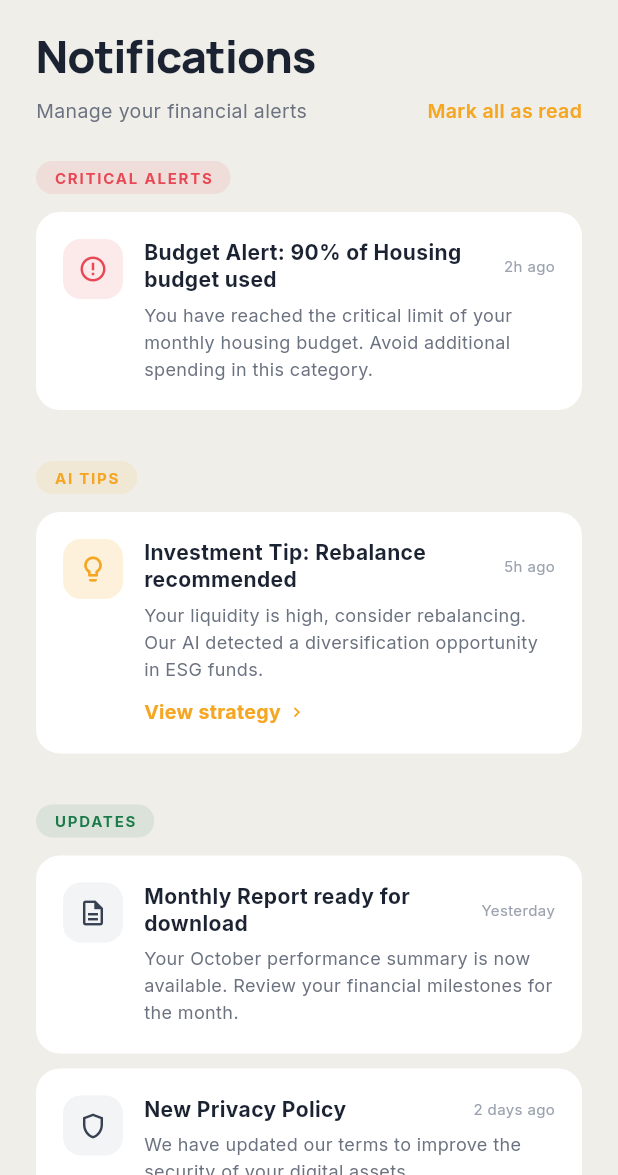
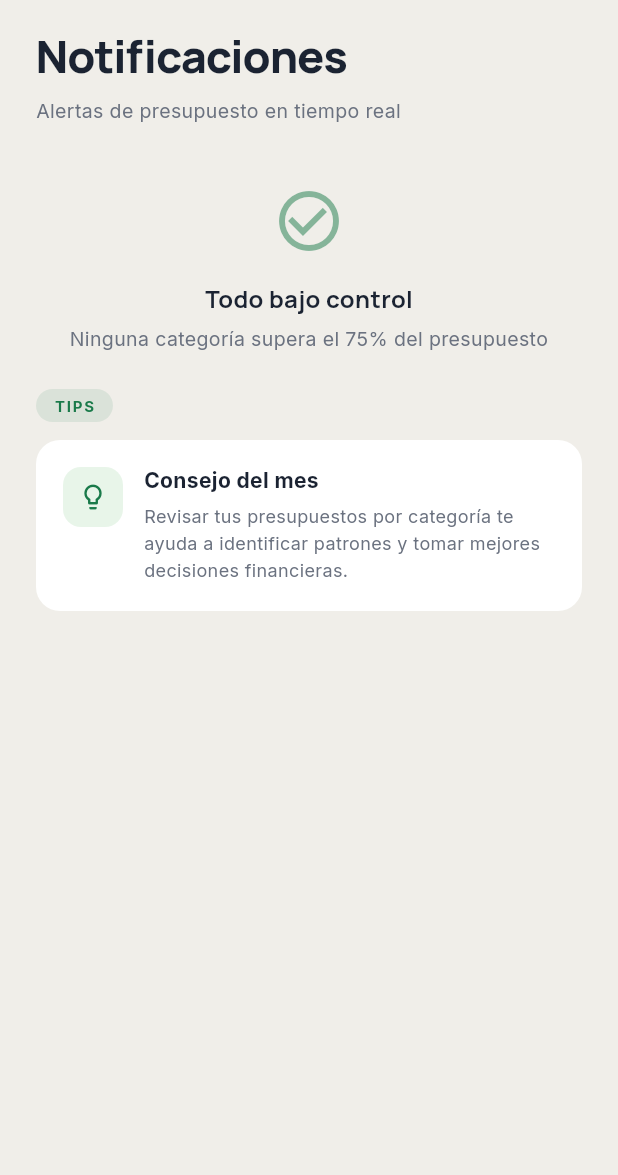
Before and after one commit to luigrocha/farol, a Flutter app: the screen it shows once a user with an empty profile is signed in, after a tap on the "chevron right" icon, after a tap on the "notifications" icon, on a phone screen of 412 x 824 dp, the part 61-1236 px from its top. Run offline on Flutter 3.47's test engine with Material 3 defaults, Android fonts, the phone set to English and light mode, and no system bars; our stand-ins replace csv, drift, fl_chart, flutter_riverpod, google_fonts, google_sign_in and 4 more; missing offline and left inert: dart:html; accounts and stored records are empty; generated files the repository leaves out were written again.

Commit message:
feat: implement budget alert system with dashboard banner and notification grouping

```diff
--- /dev/null
+++ b/lib/core/models/budget_alert.dart
@@ -0,0 +1,37 @@
+import 'enums.dart';
+
+enum AlertLevel { warning, critical, exceeded }
+
+class BudgetAlert {
+  final String category;
+  final double spent;
+  final double limit;
+  final double percentage;
+  final AlertLevel level;
+
+  const BudgetAlert({
+    required this.category,
+    required this.spent,
+    required this.limit,
+    required this.percentage,
+    required this.level,
+  });
+
+  String get emoji {
+    try {
+      return ExpenseCategory.fromDb(category).emoji;
+    } catch (_) {
+      return '📊';
+    }
+  }
+
+  String get categoryLabel {
+    try {
+      return ExpenseCategory.fromDb(category).label;
+    } catch (_) {
+      return category;
+    }
+  }
+
+  String get percentageLabel => '${(percentage * 100).toStringAsFixed(0)}%';
+}
--- a/lib/core/providers/providers.dart
+++ b/lib/core/providers/providers.dart
@@ -19,6 +19,7 @@ import '../repositories/user_preferences_repository.dart';
 import '../repositories/health_repository.dart';
 import '../services/export_service.dart';
 import '../models/health_snapshot.dart';
+import '../models/budget_alert.dart';
 import '../services/financial_calculator_service.dart';
 import '../../features/budget/data/budget_settings_repository.dart';
 import '../../features/budget/domain/budget_settings.dart';
@@ -541,3 +542,35 @@ final analyticsIncomesProvider =
   final start = DateTime(now.year, now.month - months + 1, 1);
   return repo.getByRange(start.month, start.year, now.month, now.year);
 });
+
+// ═══════════════════════════════════════════
+// BUDGET ALERTS PROVIDER
+// ═══════════════════════════════════════════
+
+/// Derives active budget alerts from goals vs current month cash spending.
+/// Thresholds: warning ≥75%, critical ≥90%, exceeded ≥100%.
+final budgetAlertsProvider = Provider.autoDispose<List<BudgetAlert>>((ref) {
+  final goalsMap = ref.watch(budgetGoalsMapProvider);
+  final byCategory = ref.watch(cashExpensesByCategoryProvider);
+
+  final alerts = <BudgetAlert>[];
+  for (final goal in goalsMap.values) {
+    if (goal.targetAmount <= 0) continue;
+    final spent = byCategory[goal.category] ?? 0;
+    final pct = spent / goal.targetAmount;
+    if (pct < 0.75) continue;
+    alerts.add(BudgetAlert(
+      category: goal.category,
+      spent: spent,
+      limit: goal.targetAmount,
+      percentage: pct,
+      level: pct >= 1.0
+          ? AlertLevel.exceeded
+          : pct >= 0.90
+              ? AlertLevel.critical
+              : AlertLevel.warning,
+    ));
+  }
+  alerts.sort((a, b) => b.percentage.compareTo(a.percentage));
+  return alerts;
+});
--- a/lib/features/dashboard/dashboard_screen.dart
+++ b/lib/features/dashboard/dashboard_screen.dart
@@ -11,6 +11,7 @@ import '../transactions/quick_add_bottom_sheet.dart';
 import '../../core/i18n/app_localizations.dart';
 import 'package:google_fonts/google_fonts.dart';
 import '../../core/widgets/health_gauge.dart';
+import '../../core/models/budget_alert.dart';
 
 class DashboardScreen extends ConsumerWidget {
   const DashboardScreen({super.key});
@@ -49,12 +50,25 @@ class DashboardScreen extends ConsumerWidget {
                   onPressed: () => ref.read(privacyModeProvider.notifier).toggle(),
                 );
               }),
-              IconButton(icon: const Icon(Icons.notifications_outlined, size: 20), onPressed: () => Navigator.pushNamed(context, '/notifications')),
+              Consumer(builder: (_, ref, __) {
+                final alerts = ref.watch(budgetAlertsProvider);
+                final critical = alerts.where((a) => a.level != AlertLevel.warning).length;
+                return Badge(
+                  isLabelVisible: critical > 0,
+                  label: Text('$critical'),
+                  backgroundColor: AppTheme.errorColor,
+                  child: IconButton(
+                    icon: const Icon(Icons.notifications_outlined, size: 20),
+                    onPressed: () => Navigator.pushNamed(context, '/notifications'),
+                  ),
+                );
+              }),
               const SizedBox(width: 16),
             ],
           ),
           SliverPadding(padding: const EdgeInsets.symmetric(horizontal: 16),
             sliver: SliverList(delegate: SliverChildListDelegate([
+              const _AlertBanner(),
               const _NetWorthHero(),
               const SizedBox(height: 12),
               const _HealthGaugeCard(),
@@ -270,15 +284,27 @@ class _ExpenseBreakdown extends ConsumerWidget {
       const SizedBox(height: 14),
       ...sorted.map((e) {
         final cat=e.key; final actual=e.value; final goal=goals[cat]; final target=goal?.targetAmount??(net*0.1);
-        final pct=math.min(actual/target, 1.0); final over=actual>target;
+        final ratio = actual / target;
+        final pct = math.min(ratio, 1.0);
+        final barColor = ratio >= 1.0 ? AppTheme.errorColor
+            : ratio >= 0.90 ? const Color(0xFFFF6B35)
+            : ratio >= 0.75 ? AppTheme.secondaryColor
+            : AppTheme.tertiaryColor;
+        final labelColor = ratio >= 0.75 ? barColor : colors.onSurfaceSoft;
         String label; try { label = ExpenseCategory.fromDb(cat).localizedLabel(context); } catch (_) { label = cat; }
         return Padding(padding: const EdgeInsets.only(bottom: 14), child: Column(children: [
           Row(mainAxisAlignment: MainAxisAlignment.spaceBetween, children: [
-            Text(label, style: TextStyle(fontSize: 13, fontWeight: FontWeight.w500, color: colors.onSurface)),
-            Text('R\$ ${actual.toInt()} / R\$ ${target.toInt()}', style: TextStyle(fontSize: 11, color: over ? AppTheme.errorColor : colors.onSurfaceSoft, fontFeatures: [FontFeature.tabularFigures()])),
+            Row(children: [
+              if (ratio >= 0.75) ...[
+                Icon(ratio >= 1.0 ? Icons.error_outline : Icons.warning_amber_outlined, size: 13, color: barColor),
+                const SizedBox(width: 4),
+              ],
+              Text(label, style: TextStyle(fontSize: 13, fontWeight: FontWeight.w500, color: colors.onSurface)),
+            ]),
+            Text('R\$ ${actual.toInt()} / R\$ ${target.toInt()}', style: TextStyle(fontSize: 11, color: labelColor, fontFeatures: [FontFeature.tabularFigures()])),
           ]),
           const SizedBox(height: 6),
-          ClipRRect(borderRadius: BorderRadius.circular(3), child: LinearProgressIndicator(value: pct, minHeight: 6, backgroundColor: colors.surfaceLow, valueColor: AlwaysStoppedAnimation(over ? AppTheme.errorColor : AppTheme.secondaryColor))),
+          ClipRRect(borderRadius: BorderRadius.circular(3), child: LinearProgressIndicator(value: pct, minHeight: 6, backgroundColor: colors.surfaceLow, valueColor: AlwaysStoppedAnimation(barColor))),
         ]));
       }),
     ])));
@@ -314,3 +340,54 @@ class _MonthlyGoalCard extends ConsumerWidget {
     ])));
   }
 }
+
+class _AlertBanner extends ConsumerWidget {
+  const _AlertBanner();
+
+  @override
+  Widget build(BuildContext context, WidgetRef ref) {
+    final alerts = ref.watch(budgetAlertsProvider);
+    if (alerts.isEmpty) return const SizedBox.shrink();
+    final top = alerts.first;
+
+    final color = switch (top.level) {
+      AlertLevel.exceeded => AppTheme.errorColor,
+      AlertLevel.critical => const Color(0xFFFF6B35),
+      AlertLevel.warning  => AppTheme.secondaryColor,
+    };
+    final icon = switch (top.level) {
+      AlertLevel.exceeded => Icons.error_outline,
+      AlertLevel.critical => Icons.warning_amber_outlined,
+      AlertLevel.warning  => Icons.info_outline,
+    };
+
+    return GestureDetector(
+      onTap: () => Navigator.pushNamed(context, '/notifications'),
+      child: Container(
+        margin: const EdgeInsets.only(bottom: 12),
+        padding: const EdgeInsets.symmetric(horizontal: 16, vertical: 12),
+        decoration: BoxDecoration(
+          color: color.withOpacity(0.08),
+          borderRadius: BorderRadius.circular(16),
+          border: Border.all(color: color.withOpacity(0.25)),
+        ),
+        child: Row(children: [
+          Icon(icon, size: 18, color: color),
+          const SizedBox(width: 10),
+          Expanded(child: Text(
+            '${top.emoji} ${top.categoryLabel}: ${top.percentageLabel} del presupuesto',
+            style: TextStyle(fontSize: 13, fontWeight: FontWeight.w600, color: color),
+          )),
+          if (alerts.length > 1)
+            Container(
+              margin: const EdgeInsets.only(right: 6),
+              padding: const EdgeInsets.symmetric(horizontal: 7, vertical: 2),
+              decoration: BoxDecoration(color: color.withOpacity(0.15), borderRadius: BorderRadius.circular(99)),
+              child: Text('+${alerts.length - 1}', style: TextStyle(fontSize: 11, fontWeight: FontWeight.w700, color: color)),
+            ),
+          Icon(Icons.chevron_right, size: 16, color: color),
+        ]),
+      ),
+    );
+  }
+}
--- a/lib/features/notifications/notifications_screen.dart
+++ b/lib/features/notifications/notifications_screen.dart
@@ -1,14 +1,20 @@
 import 'package:flutter/material.dart';
+import 'package:flutter_riverpod/flutter_riverpod.dart';
+import 'package:google_fonts/google_fonts.dart';
+import '../../core/models/budget_alert.dart';
+import '../../core/providers/providers.dart';
+import '../../core/services/financial_calculator_service.dart';
 import '../../core/theme/app_theme.dart';
 import '../../core/theme/farol_colors.dart';
-import 'package:google_fonts/google_fonts.dart';
 
-class NotificationsScreen extends StatelessWidget {
+class NotificationsScreen extends ConsumerWidget {
   const NotificationsScreen({super.key});
 
   @override
-  Widget build(BuildContext context) {
+  Widget build(BuildContext context, WidgetRef ref) {
     final colors = context.colors;
+    final alerts = ref.watch(budgetAlertsProvider);
+
     return Scaffold(
       appBar: AppBar(
         leading: IconButton(icon: const Icon(Icons.arrow_back), onPressed: () => Navigator.pop(context)),
@@ -20,67 +26,98 @@ class NotificationsScreen extends StatelessWidget {
         child: Column(
           crossAxisAlignment: CrossAxisAlignment.start,
           children: [
-            Text('Notifications', style: GoogleFonts.manrope(fontSize: 30, fontWeight: FontWeight.w800, letterSpacing: -0.7)),
+            Text('Notificaciones', style: GoogleFonts.manrope(fontSize: 30, fontWeight: FontWeight.w800, letterSpacing: -0.7)),
             const SizedBox(height: 6),
-            Row(
-              mainAxisAlignment: MainAxisAlignment.spaceBetween,
-              children: [
-                Text('Manage your financial alerts', style: TextStyle(fontSize: 13, color: colors.onSurfaceSoft)),
-                const Text('Mark all as read', style: TextStyle(fontSize: 13, fontWeight: FontWeight.w600, color: AppTheme.secondaryColor)),
+            Text('Alertas de presupuesto en tiempo real', style: TextStyle(fontSize: 13, color: colors.onSurfaceSoft)),
+
+            if (alerts.isEmpty) ...[
+              const SizedBox(height: 40),
+              _EmptyState(),
+            ] else ...[
+              _buildAlertGroup(context, alerts, AlertLevel.exceeded, 'Límite superado', AppTheme.errorColor),
+              _buildAlertGroup(context, alerts, AlertLevel.critical, 'Alerta crítica', const Color(0xFFFF6B35)),
+              _buildAlertGroup(context, alerts, AlertLevel.warning, 'Aviso', AppTheme.secondaryColor),
             ],
+
+            const _CategoryLabel(label: 'Tips', color: AppTheme.tertiaryColor),
+            _NotifCard(
+              icon: Icons.lightbulb_outline,
+              iconBg: const Color(0xFFE8F5E9),
+              time: '',
+              title: 'Consejo del mes',
+              body: 'Revisar tus presupuestos por categoría te ayuda a identificar patrones y tomar mejores decisiones financieras.',
+              accent: AppTheme.tertiaryColor,
             ),
 
-            const _CategoryLabel(label: 'Critical Alerts', color: AppTheme.errorColor),
-            _NotifCard(
-              accent: AppTheme.errorColor,
-              icon: Icons.error_outline,
-              iconBg: AppTheme.errorColor.withOpacity(0.12),
-              time: '2h ago',
-              title: 'Budget Alert: 90% of Housing budget used',
-              body: 'You have reached the critical limit of your monthly housing budget. Avoid additional spending in this category.',
-            ),
-
-            const _CategoryLabel(label: 'AI Tips', color: AppTheme.secondaryColor),
-            _NotifCard(
-              accent: AppTheme.secondaryColor,
-              icon: Icons.lightbulb_outline,
-              iconBg: colors.secondaryContainer,
-              time: '5h ago',
-              title: 'Investment Tip: Rebalance recommended',
-              body: 'Your liquidity is high, consider rebalancing. Our AI detected a diversification opportunity in ESG funds.',
-              cta: 'View strategy',
-            ),
-
-            const _CategoryLabel(label: 'Updates', color: AppTheme.tertiaryColor),
-            _NotifCard(
-              icon: Icons.description_outlined,
-              iconBg: colors.surfaceLow,
-              time: 'Yesterday',
-              title: 'Monthly Report ready for download',
-              body: 'Your October performance summary is now available. Review your financial milestones for the month.',
-            ),
-            _NotifCard(
-              icon: Icons.shield_outlined,
-              iconBg: colors.surfaceLow,
-              time: '2 days ago',
-              title: 'New Privacy Policy',
-              body: 'We have updated our terms to improve the security of your digital assets.',
-            ),
-
-            const SizedBox(height: 32),
-            Center(
-              child: Column(
-                children: [
-                  Icon(Icons.check_circle_outline, size: 24, color: colors.onSurfaceFaint),
-                  const SizedBox(height: 8),
-                  Text('You are up to date with your finances', style: TextStyle(fontSize: 12, color: colors.onSurfaceFaint)),
-                ],
-              ),
-            ),
             const SizedBox(height: 40),
           ],
         ),
       ),
+    );
+  }
+
+  Widget _buildAlertGroup(BuildContext context, List<BudgetAlert> alerts, AlertLevel level, String label, Color color) {
+    final group = alerts.where((a) => a.level == level).toList();
+    if (group.isEmpty) return const SizedBox.shrink();
+    return Column(
+      crossAxisAlignment: CrossAxisAlignment.start,
+      children: [
+        _CategoryLabel(label: label, color: color),
+        ...group.map((a) => _AlertCard(alert: a)),
+      ],
+    );
+  }
+}
+
+class _AlertCard extends StatelessWidget {
+  final BudgetAlert alert;
+  const _AlertCard({required this.alert});
+
+  @override
+  Widget build(BuildContext context) {
+    final color = switch (alert.level) {
+      AlertLevel.exceeded => AppTheme.errorColor,
+      AlertLevel.critical => const Color(0xFFFF6B35),
+      AlertLevel.warning  => AppTheme.secondaryColor,
+    };
+    final icon = switch (alert.level) {
+      AlertLevel.exceeded => Icons.error_outline,
+      AlertLevel.critical => Icons.warning_amber_outlined,
+      AlertLevel.warning  => Icons.info_outline,
+    };
+    final bodyText = switch (alert.level) {
+      AlertLevel.exceeded => 'Superaste el límite de ${FinancialCalculatorService.formatBRL(alert.limit)} en ${alert.categoryLabel}. Gastado: ${FinancialCalculatorService.formatBRL(alert.spent)}.',
+      AlertLevel.critical => 'Llevas el ${alert.percentageLabel} del presupuesto de ${alert.categoryLabel} (${FinancialCalculatorService.formatBRL(alert.spent)} de ${FinancialCalculatorService.formatBRL(alert.limit)}).',
+      AlertLevel.warning  => 'Ya usaste el ${alert.percentageLabel} del presupuesto de ${alert.categoryLabel}. Quedan ${FinancialCalculatorService.formatBRL(alert.limit - alert.spent)}.',
+    };
+
+    return Column(children: [
+      _NotifCard(
+        accent: color,
+        icon: icon,
+        iconBg: color.withOpacity(0.1),
+        time: alert.emoji,
+        title: '${alert.categoryLabel} — ${alert.percentageLabel}',
+        body: bodyText,
+        progressValue: alert.percentage.clamp(0.0, 1.0),
+        progressColor: color,
+      ),
+    ]);
+  }
+}
+
+class _EmptyState extends StatelessWidget {
+  @override
+  Widget build(BuildContext context) {
+    final colors = context.colors;
+    return Center(
+      child: Column(children: [
+        Icon(Icons.check_circle_outline, size: 48, color: AppTheme.tertiaryColor.withOpacity(0.5)),
+        const SizedBox(height: 16),
+        Text('Todo bajo control', style: GoogleFonts.manrope(fontSize: 16, fontWeight: FontWeight.w700, color: colors.onSurface)),
+        const SizedBox(height: 6),
+        Text('Ninguna categoría supera el 75% del presupuesto', style: TextStyle(fontSize: 13, color: colors.onSurfaceSoft), textAlign: TextAlign.center),
+      ]),
     );
   }
 }
@@ -107,8 +144,20 @@ class _NotifCard extends StatelessWidget {
   final Color iconBg;
   final String title, body, time;
   final Color? accent;
-  final String? cta;
-  const _NotifCard({required this.icon, required this.iconBg, required this.title, required this.body, required this.time, this.accent, this.cta});
+  final double? progressValue;
+  final Color? progressColor;
+
+  const _NotifCard({
+    required this.icon,
+    required this.iconBg,
+    required this.title,
+    required this.body,
+    required this.time,
+    this.accent,
+    this.progressValue,
+    this.progressColor,
+  });
+
   @override
   Widget build(BuildContext context) {
     final colors = context.colors;
@@ -120,48 +169,48 @@ class _NotifCard extends StatelessWidget {
         children: [
           if (accent != null)
             Positioned(
-              left: -18,
-              top: 0,
-              bottom: 0,
+              left: -18, top: 0, bottom: 0,
               child: Container(width: 3, decoration: BoxDecoration(color: accent, borderRadius: const BorderRadius.horizontal(right: Radius.circular(2)))),
             ),
+          Column(
+            crossAxisAlignment: CrossAxisAlignment.start,
+            children: [
               Row(
                 crossAxisAlignment: CrossAxisAlignment.start,
                 children: [
                   Container(
-                width: 40,
-                height: 40,
+                    width: 40, height: 40,
                     decoration: BoxDecoration(color: iconBg, borderRadius: BorderRadius.circular(12)),
                     child: Center(child: Icon(icon, size: 20, color: accent ?? colors.onSurfaceMuted)),
                   ),
                   const SizedBox(width: 14),
                   Expanded(
-                child: Column(
-                  crossAxisAlignment: CrossAxisAlignment.start,
-                  children: [
-                    Row(
-                      mainAxisAlignment: MainAxisAlignment.spaceBetween,
-                      children: [
+                    child: Column(crossAxisAlignment: CrossAxisAlignment.start, children: [
+                      Row(mainAxisAlignment: MainAxisAlignment.spaceBetween, children: [
                         Expanded(child: Text(title, style: TextStyle(fontSize: 14, fontWeight: FontWeight.w700, height: 1.3, color: colors.onSurface))),
+                        if (time.isNotEmpty) ...[
                           const SizedBox(width: 8),
-                        Text(time, style: TextStyle(fontSize: 10, color: colors.onSurfaceFaint)),
+                          Text(time, style: const TextStyle(fontSize: 16)),
+                        ],
+                      ]),
+                      const SizedBox(height: 6),
+                      Text(body, style: TextStyle(fontSize: 12, color: colors.onSurfaceSoft, height: 1.5)),
+                    ]),
+                  ),
                 ],
               ),
-                    const SizedBox(height: 6),
-                    Text(body, style: TextStyle(fontSize: 12, color: colors.onSurfaceSoft, height: 1.5)),
-                    if (cta != null) ...[
-                      const SizedBox(height: 10),
-                      Row(
-                        children: [
-                          Text(cta!, style: const TextStyle(fontSize: 13, fontWeight: FontWeight.w700, color: AppTheme.secondaryColor)),
-                          const SizedBox(width: 4),
-                          const Icon(Icons.chevron_right, size: 13, color: AppTheme.secondaryColor),
-                        ],
+              if (progressValue != null) ...[
+                const SizedBox(height: 12),
+                ClipRRect(
+                  borderRadius: BorderRadius.circular(4),
+                  child: LinearProgressIndicator(
+                    value: progressValue,
+                    minHeight: 5,
+                    backgroundColor: (progressColor ?? AppTheme.secondaryColor).withOpacity(0.12),
+                    valueColor: AlwaysStoppedAnimation(progressColor ?? AppTheme.secondaryColor),
+                  ),
                 ),
               ],
-                  ],
-                ),
-              ),
             ],
           ),
         ],
```
Lines whose indentation alone changed are shown as unchanged.
